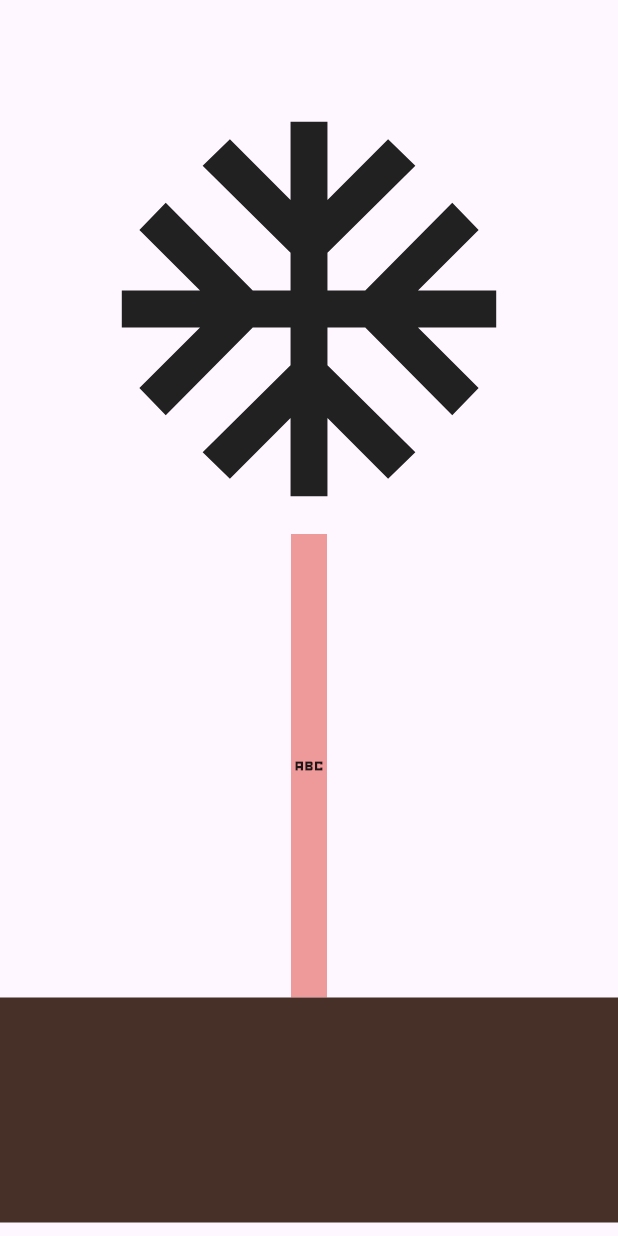
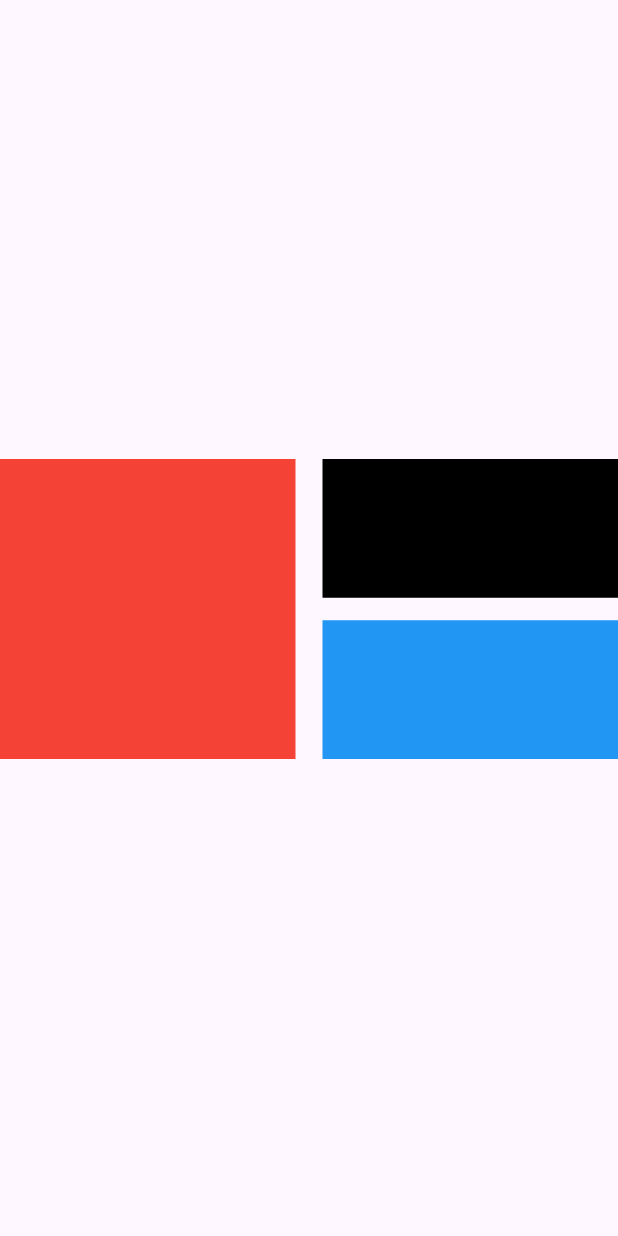
Before and after one commit to osa989/responsive_app, a Flutter app: the screen it shows after launch, on a phone screen of 412 x 824 dp. Run offline on Flutter 3.47's test engine with Material 3 defaults, Android fonts, the phone set to English and light mode, and no system bars.

Commit message:
intrinsic hieght

```diff
--- a/lib/main.dart
+++ b/lib/main.dart
@@ -1,7 +1,9 @@
 import 'package:flutter/material.dart';
+import 'package:responsive_app/widgets/aspect_ratio.dart';
 import 'package:responsive_app/widgets/expanded_widget.dart';
 import 'package:responsive_app/widgets/fitted_box.dart';
 import 'package:responsive_app/widgets/flexible_widget.dart';
+import 'package:responsive_app/widgets/intrinsic_widgets.dart';
 import 'package:responsive_app/widgets/layout_builder.dart';
 import 'package:responsive_app/widgets/media_query.dart';
 
@@ -18,7 +20,7 @@ class ResponsiveTest extends StatelessWidget {
       debugShowCheckedModeBanner: false,
       home: Scaffold(
         appBar: AppBar(),
-        body: const FittedBoxWidget(),
+        body: const IntrinsicWidgets(),
       ),
     );
   }
@@ -28,3 +30,5 @@ class ResponsiveTest extends StatelessWidget {
 // ExpandedWidget
 // FlexibleWidget
 // FittedBoxWidget
+//AspectRatioExample
+//IntrinsicWidgets
--- /dev/null
+++ b/lib/widgets/intrinsic_widgets.dart
@@ -0,0 +1,67 @@
+import 'package:flutter/material.dart';
+
+class IntrinsicWidgets extends StatelessWidget {
+  const IntrinsicWidgets({super.key});
+
+  @override
+  Widget build(BuildContext context) {
+    return SingleChildScrollView(
+      child: Column(
+        children: [
+          const SizedBox(
+            height: 250,
+          ),
+          IntrinsicHeight(
+            child: Row(
+              children: [
+                Expanded(
+                  child: Container(
+                    color: Colors.red,
+                    child: const Column(
+                      children: [
+                        SizedBox(
+                          height: 50,
+                        ),
+                        SizedBox(
+                          height: 50,
+                        ),
+                        SizedBox(
+                          height: 50,
+                        ),
+                        SizedBox(
+                          height: 50,
+                        ),
+                      ],
+                    ),
+                  ),
+                ),
+                const SizedBox(
+                  width: 18,
+                ),
+                Expanded(
+                  child: Column(
+                    children: [
+                      Expanded(
+                        child: Container(
+                          color: Colors.black,
+                        ),
+                      ),
+                      const SizedBox(
+                        height: 15,
+                      ),
+                      Expanded(
+                        child: Container(
+                          color: Colors.blue,
+                        ),
+                      ),
+                    ],
+                  ),
+                )
+              ],
+            ),
+          )
+        ],
+      ),
+    );
+  }
+}
```
